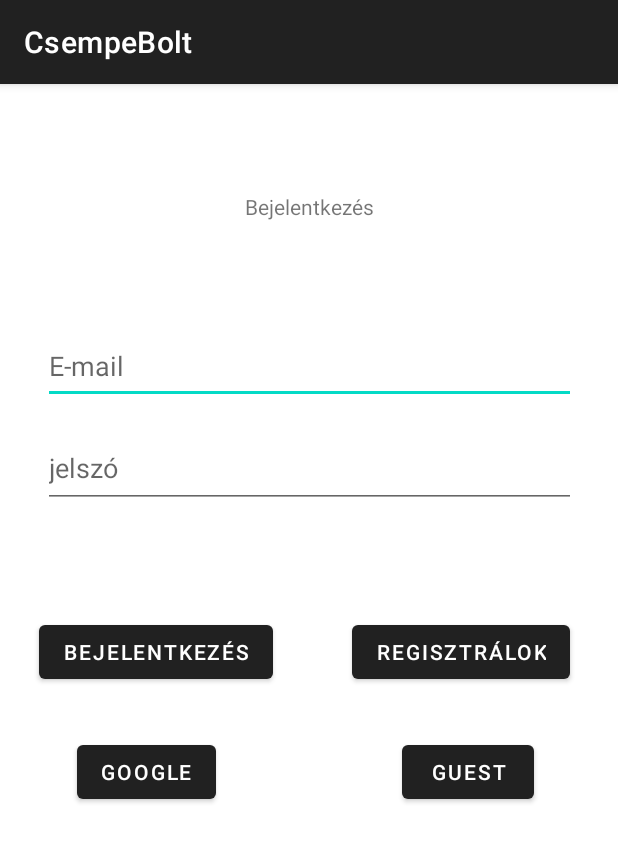
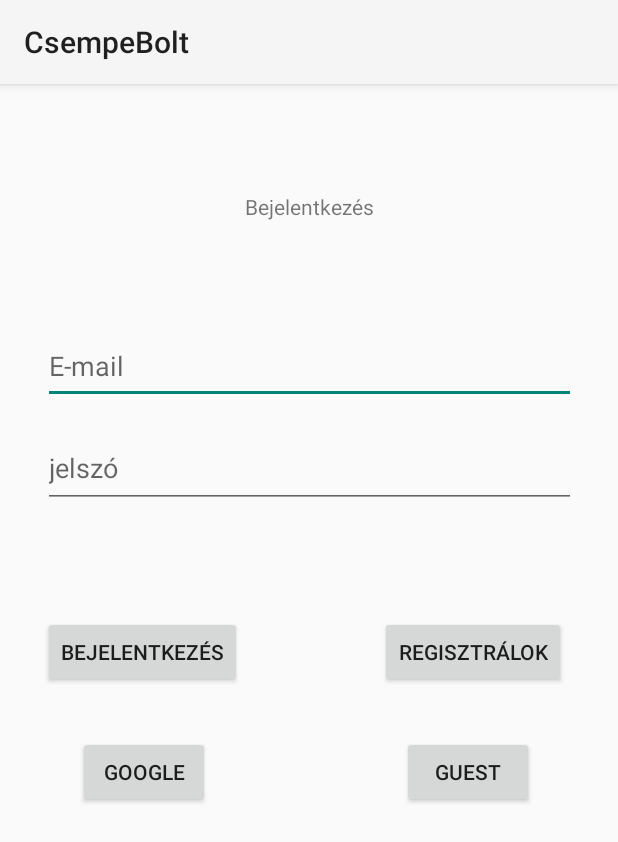
Before and after one commit to mateszalka10/csempebolt, an Android app: the screen it shows after launch (MainActivity), on a phone screen of 412 x 824 dp. Shown: the top 842 px of the screen. Run offline under Robolectric (Android 15) with nearby library versions, the phone set to English and light mode, and no system bars; our stand-ins replace Firebase (no records; nobody signed in at launch, a user with empty details on screens opened directly).

Commit message:
szín átállítva hogy látható legyenek jobban a gombok

```diff
--- a/app/src/main/res/values-night/themes.xml
+++ b/app/src/main/res/values-night/themes.xml
@@ -1,6 +1,6 @@
 <resources xmlns:tools="http://schemas.android.com/tools">
     <!-- Base application theme. -->
-    <style name="Base.Theme.CsempeBolt" parent="Theme.MaterialComponents.DayNight.DarkActionBar">
+    <style name="Base.Theme.CsempeBolt" parent="Theme.AppCompat.DayNight">
         <!-- Customize your dark theme here. -->
         <!-- <item name="colorPrimary">@color/my_dark_primary</item> -->
     </style>
--- a/app/src/main/res/values/themes.xml
+++ b/app/src/main/res/values/themes.xml
@@ -1,6 +1,6 @@
 <resources xmlns:tools="http://schemas.android.com/tools">
     <!-- Base application theme. -->
-    <style name="Base.Theme.CsempeBolt" parent="Theme.MaterialComponents.DayNight.DarkActionBar">
+    <style name="Base.Theme.CsempeBolt" parent="Theme.AppCompat.DayNight">
         <!-- Customize your light theme here. -->
         <!-- <item name="colorPrimary">@color/my_light_primary</item> -->
     </style>
```
